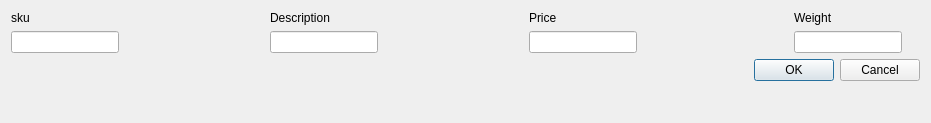
First picture: the form in products/productsdto.ui, repository gustavosinbandera1/mayorga_db, before the edit.
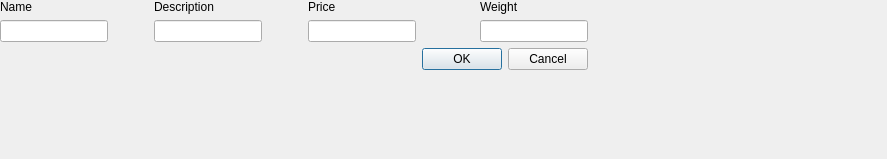
Second picture: the form after the edit.

What changed in the file:
```diff
--- a/products/productsdto.ui
+++ b/products/productsdto.ui
@@ -6,22 +6,21 @@
    <rect>
     <x>0</x>
     <y>0</y>
-    <width>931</width>
-    <height>123</height>
+    <width>887</width>
+    <height>159</height>
    </rect>
   </property>
   <property name="windowTitle">
    <string>Dialog</string>
   </property>
-  <layout class="QGridLayout" name="gridLayout_2">
-   <item row="0" column="0">
+  <widget class="QWidget" name="">
     <layout class="QGridLayout" name="gridLayout">
      <item row="0" column="0">
       <layout class="QFormLayout" name="formLayout">
        <item row="0" column="0">
         <widget class="QLabel" name="label">
          <property name="text">
-          <string>sku</string>
+         <string>Name</string>
          </property>
         </widget>
        </item>
@@ -134,22 +133,8 @@
        </property>
       </widget>
      </item>
-     <item row="2" column="6">
-      <spacer name="verticalSpacer">
-       <property name="orientation">
-        <enum>Qt::Vertical</enum>
-       </property>
-       <property name="sizeHint" stdset="0">
-        <size>
-         <width>20</width>
-         <height>40</height>
-        </size>
-       </property>
-      </spacer>
-     </item>
-    </layout>
-   </item>
-  </layout>
+   </layout>
+  </widget>
  </widget>
  <resources/>
  <connections>
```
Left out of the diff: 71 changed lines with no effect on the pictures. Lines whose indentation alone changed are shown as unchanged.
